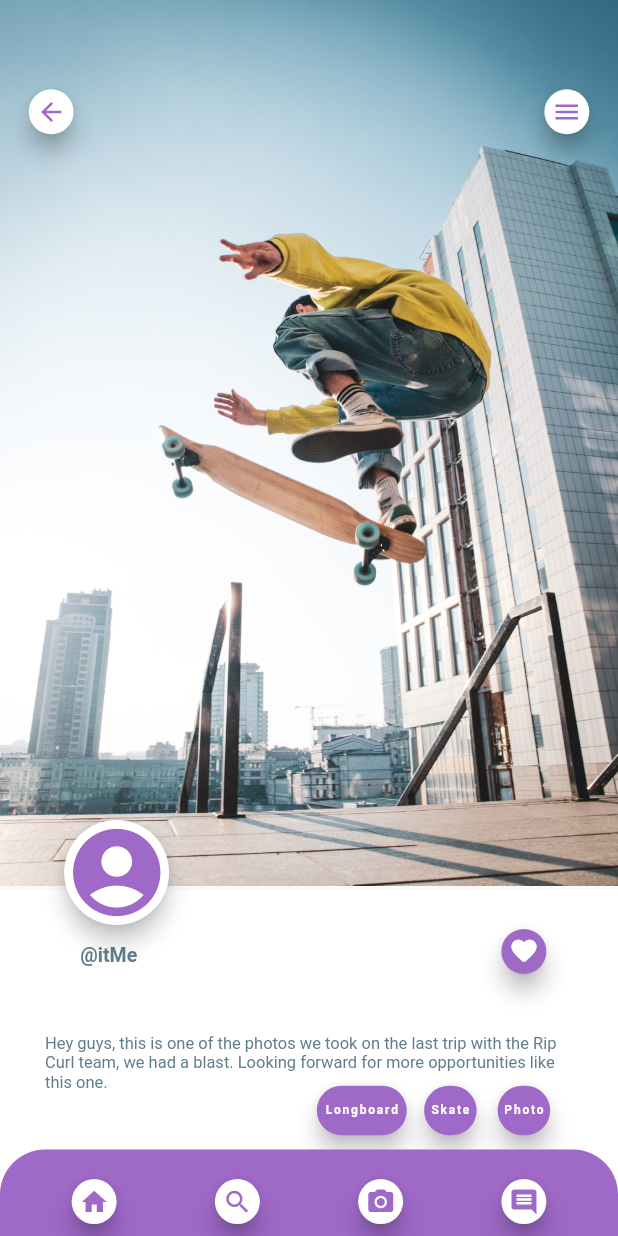
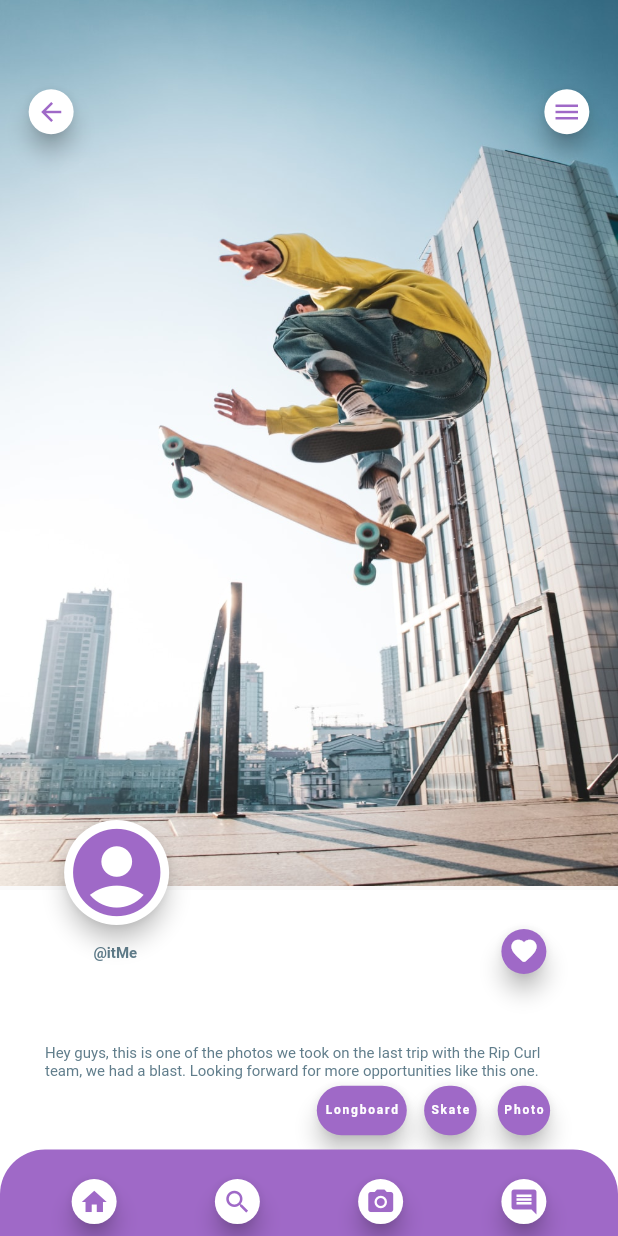
Before and after one commit to oscarrep/SkateboardApp, a Flutter app: the screen it shows after launch, on a phone screen of 412 x 824 dp. Run offline on Flutter 3.47's test engine with Material 2 defaults, Android fonts, the phone set to English and light mode, and no system bars.

Commit message:
Update boardPage.dart

```diff
--- a/skateboard_app/lib/boardPage.dart
+++ b/skateboard_app/lib/boardPage.dart
@@ -37,7 +37,7 @@ class _Username extends StatelessWidget {
   @override
   Widget build(BuildContext context) {
     return Container(
-    alignment: Alignment(-0.85 , 1.05),
+    alignment: Alignment(-0.8 , 1.05),
       child: Container(
           height: MediaQuery.of(context).size.height * 0.29,
          child: Padding(
@@ -49,7 +49,7 @@ class _Username extends StatelessWidget {
                     style: TextStyle(
                       color: Colors.blueGrey,
                       fontWeight: FontWeight.bold,
-                      fontSize: 13,
+                      fontSize: 10,
                     ),
                   )
              ], // Children
@@ -82,7 +82,7 @@ class _Text extends StatelessWidget {
                     'opportunities like this one.',
                     style: TextStyle(
                       color: Colors.blueGrey,
-                      fontSize: 11,
+                      fontSize: 10,
                     ),
                   )
              ], // Children
```
